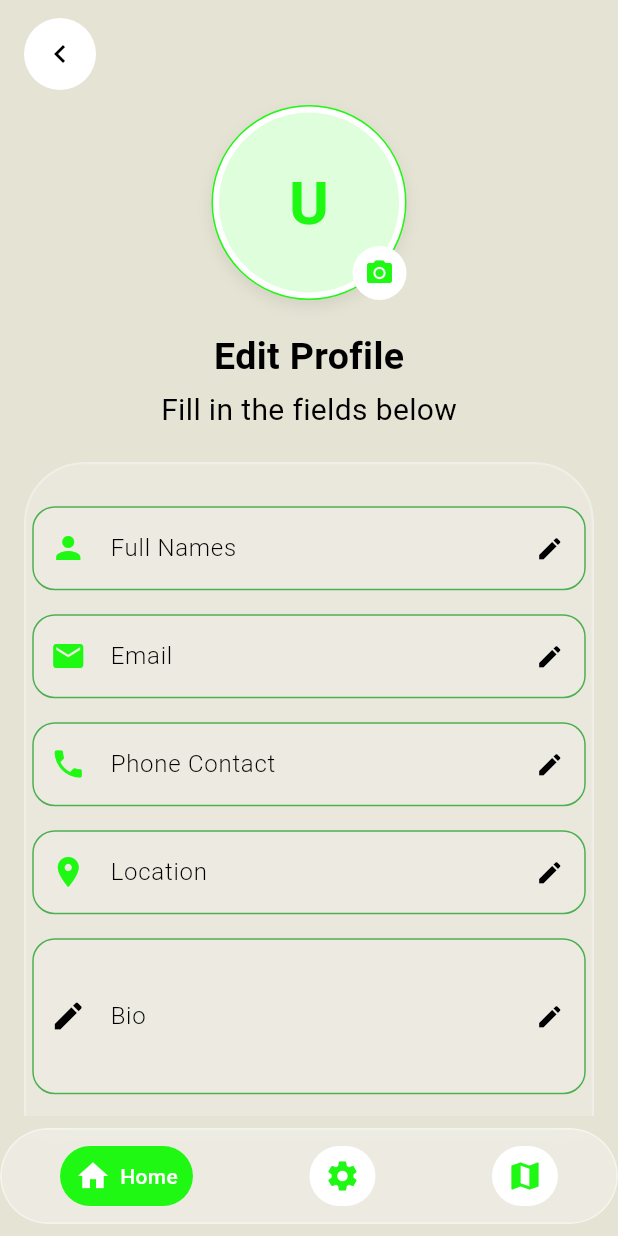
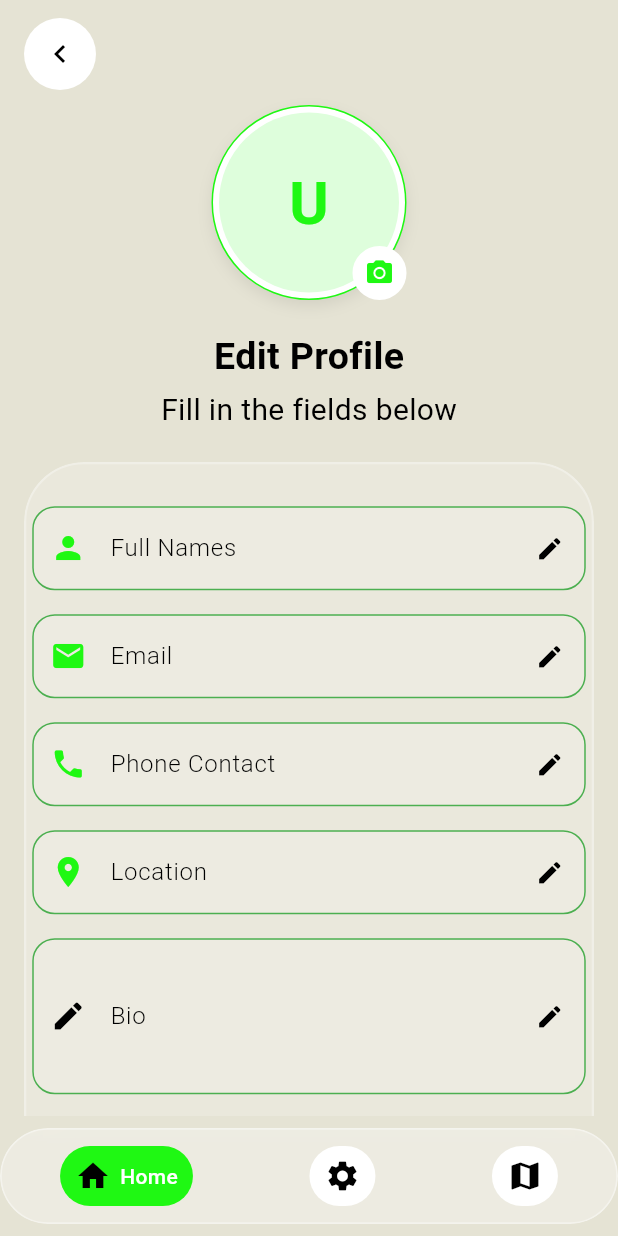
Before and after one commit to Alvin11David/UGANDA-EXPLORE, a Flutter app: the screen it shows after launch, on a phone screen of 412 x 824 dp. Run offline on Flutter 3.47's test engine with Material 3 defaults, Android fonts, the phone set to English and light mode, and no system bars; our stand-ins replace camera, cloud_firestore, firebase_auth, firebase_core, flutter_compass, flutter_svg and 7 more; accounts and stored records are empty; Roboto replaces fonts that are missing (Poppins).

Commit message:
changed the icon colors

```diff
--- a/uganda_explore/lib/screens/profile/profile_edit_screen.dart
+++ b/uganda_explore/lib/screens/profile/profile_edit_screen.dart
@@ -413,7 +413,7 @@ class _NavIcon extends StatelessWidget {
         ),
         child: Row(
           children: [
-            Icon(icon, color: selected ? Colors.white : color, size: 24),
+            Icon(icon, color: Colors.black, size: 24),
             if (selected) ...[
               const SizedBox(width: 6),
               Text(
```
